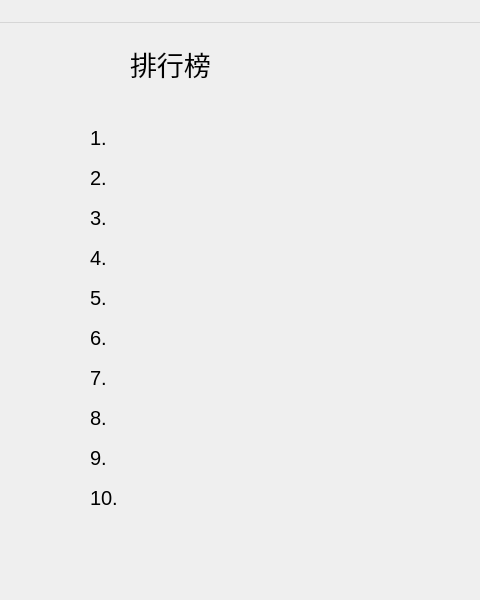
Before: the Qt Designer form mainwindow.ui in congweiH/yanglegeyang, drawn with Qt 5; both pictures show x 200 to 680 and y 0 to 600 of the 800 by 600 pixel window.
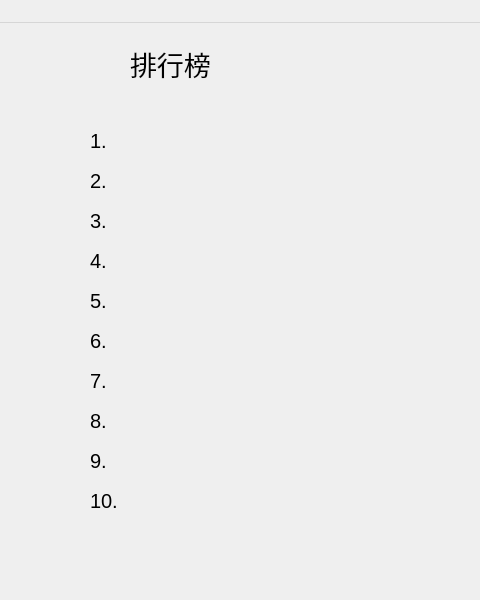
After: the same form once the commit is applied. The open tabs and pages were chosen to show the change.

Commit message: 修复底部状态栏的显示问题，还有重新生成卡片机制

Diff of the .ui file:
```diff
--- a/mainwindow.ui
+++ b/mainwindow.ui
@@ -107,8 +107,8 @@
        <rect>
         <x>290</x>
         <y>100</y>
-        <width>280</width>
-        <height>30</height>
+        <width>300</width>
+        <height>35</height>
        </rect>
       </property>
       <property name="font">
@@ -125,8 +125,8 @@
        <rect>
         <x>290</x>
         <y>140</y>
-        <width>280</width>
-        <height>30</height>
+        <width>300</width>
+        <height>35</height>
        </rect>
       </property>
       <property name="font">
@@ -143,8 +143,8 @@
        <rect>
         <x>290</x>
         <y>180</y>
-        <width>280</width>
-        <height>30</height>
+        <width>300</width>
+        <height>35</height>
        </rect>
       </property>
       <property name="font">
@@ -161,8 +161,8 @@
        <rect>
         <x>290</x>
         <y>220</y>
-        <width>280</width>
-        <height>30</height>
+        <width>300</width>
+        <height>35</height>
        </rect>
       </property>
       <property name="font">
@@ -179,8 +179,8 @@
        <rect>
         <x>290</x>
         <y>260</y>
-        <width>280</width>
-        <height>30</height>
+        <width>300</width>
+        <height>35</height>
        </rect>
       </property>
       <property name="font">
@@ -197,8 +197,8 @@
        <rect>
         <x>290</x>
         <y>300</y>
-        <width>280</width>
-        <height>30</height>
+        <width>300</width>
+        <height>35</height>
        </rect>
       </property>
       <property name="font">
@@ -215,8 +215,8 @@
        <rect>
         <x>290</x>
         <y>340</y>
-        <width>280</width>
-        <height>30</height>
+        <width>300</width>
+        <height>35</height>
        </rect>
       </property>
       <property name="font">
@@ -233,8 +233,8 @@
        <rect>
         <x>290</x>
         <y>380</y>
-        <width>280</width>
-        <height>30</height>
+        <width>300</width>
+        <height>35</height>
        </rect>
       </property>
       <property name="font">
@@ -251,8 +251,8 @@
        <rect>
         <x>290</x>
         <y>420</y>
-        <width>280</width>
-        <height>30</height>
+        <width>300</width>
+        <height>35</height>
        </rect>
       </property>
       <property name="font">
@@ -269,8 +269,8 @@
        <rect>
         <x>290</x>
         <y>460</y>
-        <width>280</width>
-        <height>30</height>
+        <width>300</width>
+        <height>35</height>
        </rect>
       </property>
       <property name="font">
```
Left out of the diff: 16 changed lines with no effect on the pictures. The commit also changes 2 other files.
